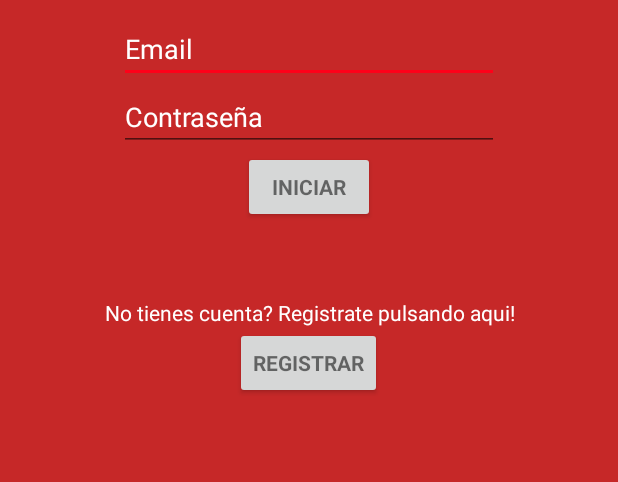
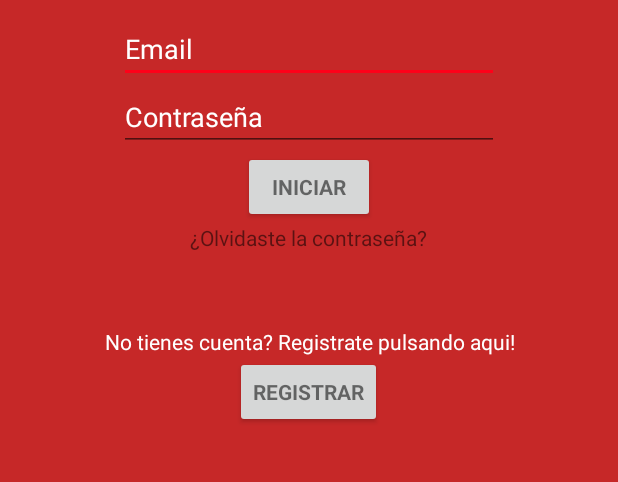
Before and after one commit to josse995/CarFinder, an Android app: the LoginActivity screen opened directly, with no data from a screen before it, on a phone screen of 412 x 824 dp, the part 396-878 px from its top. Run offline under Robolectric (Android 15) with nearby library versions, the light colour scheme and no system bars.

Commit message:
Añadido popup para recuperar contraseña

```diff
--- a/app/src/main/AndroidManifest.xml
+++ b/app/src/main/AndroidManifest.xml
@@ -46,6 +46,7 @@
                 <category android:name="fdi.ucm.carfinder.DEFAULT" />
             </intent-filter>
         </activity>
+        <activity android:name=".popup_forget_password"></activity>
     </application>
 
 </manifest>
--- a/app/src/main/java/fdi/ucm/carfinder/MainActivity.java
+++ b/app/src/main/java/fdi/ucm/carfinder/MainActivity.java
@@ -38,6 +38,7 @@ public class MainActivity extends AppCompatActivity
 
         NavigationView navigationView = (NavigationView) findViewById(R.id.nav_view);
         navigationView.setNavigationItemSelectedListener(this);
+        this.setTitle("Inicio");
     }
 
     @Override
@@ -82,6 +83,8 @@ public class MainActivity extends AppCompatActivity
         Boolean select = false;
         if (id == R.id.inicio) {
             // Handle the camera action
+
+            this.setTitle("Inicio");
         } else if (id == R.id.coches) {
             select = true;
             fragment = new CarsFragment();
--- a/app/src/main/java/fdi/ucm/carfinder/connection/Conexion.java
+++ b/app/src/main/java/fdi/ucm/carfinder/connection/Conexion.java
@@ -18,7 +18,7 @@ import java.net.URL;
 
 public class Conexion {
 
-    private final String url = "http://147.96.104.177/carfinder/";
+    private final String url = "http://192.168.1.100/carfinder/";
 
     protected JSONObject ejecutar(String peticion, String modulo) {
         HttpURLConnection client = null;
--- a/app/src/main/java/fdi/ucm/carfinder/connection/Usuarios.java
+++ b/app/src/main/java/fdi/ucm/carfinder/connection/Usuarios.java
@@ -22,4 +22,5 @@ public class Usuarios extends Conexion {
 
         return this.ejecutar(datos, this.usuarios);
     }
+
 }
--- a/app/src/main/res/layout-land/activity_login.xml
+++ b/app/src/main/res/layout-land/activity_login.xml
@@ -92,6 +92,17 @@
                 android:textStyle="bold" />
 
             <TextView
+                android:id="@+id/forgetPasswordTextField"
+                android:layout_width="wrap_content"
+                android:layout_height="wrap_content"
+                android:text="@string/forgetPassword"
+                android:clickable="true"
+                android:onClick="forgetPassword"
+                android:layout_below="@+id/email_sign_in_button"
+                android:layout_alignStart="@+id/mensaje_registro"
+                android:layout_marginStart="42dp" />
+
+            <TextView
                 android:id="@+id/mensaje_registro"
                 android:layout_width="wrap_content"
                 android:layout_height="wrap_content"
--- a/app/src/main/res/layout/activity_login.xml
+++ b/app/src/main/res/layout/activity_login.xml
@@ -82,6 +82,15 @@
                 android:textStyle="bold" />
 
             <TextView
+                android:id="@+id/forgetPasswordTextField"
+                android:layout_width="wrap_content"
+                android:layout_height="wrap_content"
+                android:text="@string/forgetPassword"
+                android:layout_gravity="center_horizontal"
+                android:clickable="true"
+                android:onClick="forgetPassword"/>
+
+            <TextView
                 android:id="@+id/mensaje_registro"
                 android:layout_width="match_parent"
                 android:layout_height="wrap_content"
--- a/app/src/main/res/values/strings.xml
+++ b/app/src/main/res/values/strings.xml
@@ -19,6 +19,11 @@
     <string name="message_register">No tienes cuenta? Registrate pulsando aqui!</string>
     <string name="register_button">Registrar</string>
     <string name="login_message">Iniciando Sesión, espere...</string>
+    <string name="forgetPassword">¿Olvidaste la contraseña?</string>
+
+    <!-- Strings related to Forgotten Password -->
+    <string name="Email_incorrect">¡Vaya, parece que el email introducido no se encuentra!</string>
+    <string name="Email_correct"></string>
 
     <!-- Strings related to Register -->
     <string name="insertDatos_registro">Inserte sus datos</string>
@@ -53,4 +58,7 @@
     <string name="title_cars">Mis coches</string>
     <string name="my_cars_message">Mis coches</string>
 
+    <!-- TODO: Remove or change this placeholder text -->
+    <string name="hello_blank_fragment">Hello blank fragment</string>
+
 </resources>
```
Also changed, not shown: app/src/main/java/fdi/ucm/carfinder/LoginActivity.java (+38 -0 lines), app/src/main/java/fdi/ucm/carfinder/popup_forget_password.java (added, +26 -0 lines), app/src/main/res/layout/popup_forget_password.xml (added, +31 -0 lines), 1 other file.
